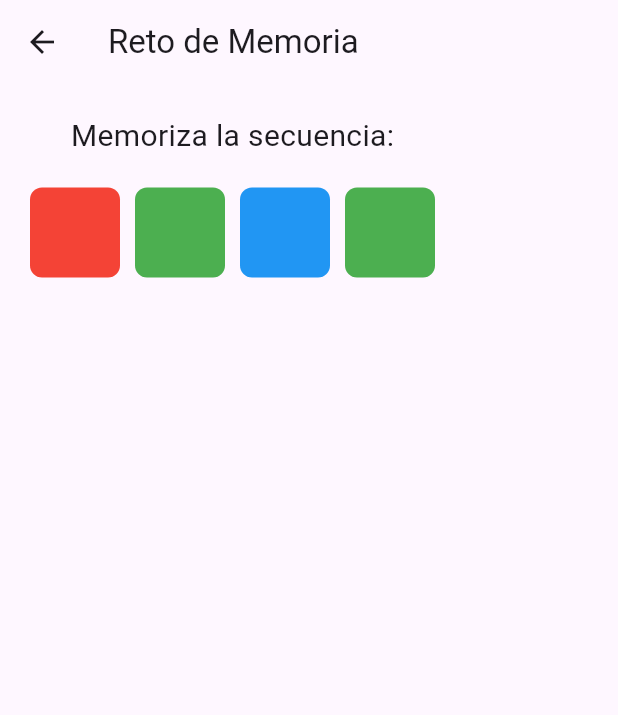
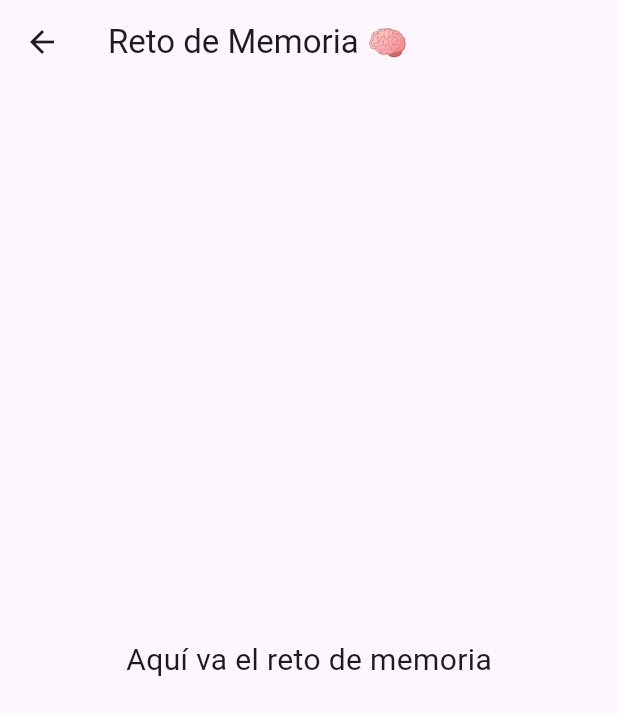
Before and after one commit to luismiquel/Cerebrix, a Flutter app: the MemoryChallengeScreen screen opened directly, on a phone screen of 412 x 824 dp. Shown: the top 715 px of the screen. Run offline on Flutter 3.47's test engine with Material 3 defaults, Android fonts, the phone set to English and light mode, and no system bars; statements that could not run were skipped.

Commit message:
Update memory_challenge_screen.dart

```diff
--- a/lib/screens/memory_challenge_screen.dart
+++ b/lib/screens/memory_challenge_screen.dart
@@ -1,101 +1,16 @@
 import 'package:flutter/material.dart';
-import 'dart:math';
 
-class MemoryChallengeScreen extends StatefulWidget {
+class MemoryChallengeScreen extends StatelessWidget {
   const MemoryChallengeScreen({super.key});
-
-  @override
-  State<MemoryChallengeScreen> createState() => _MemoryChallengeScreenState();
-}
-
-class _MemoryChallengeScreenState extends State<MemoryChallengeScreen> {
-  final List<Color> _colors = [Colors.red, Colors.green, Colors.blue, Colors.yellow];
-  late List<Color> _sequence;
-  late List<Color> _userSelection;
-  bool _showSequence = true;
-
-  @override
-  void initState() {
-    super.initState();
-    _generateSequence();
-  }
-
-  void _generateSequence() {
-    final random = Random();
-    _sequence = List.generate(4, (_) => _colors[random.nextInt(_colors.length)]);
-    _userSelection = [];
-    _showSequence = true;
-
-    Future.delayed(const Duration(seconds: 2), () {
-      setState(() => _showSequence = false);
-    });
-  }
-
-  void _selectColor(Color color) {
-    if (_showSequence) return;
-    setState(() {
-      _userSelection.add(color);
-      if (_userSelection.length == _sequence.length) {
-        final isCorrect = _userSelection.join() == _sequence.join();
-        _showResult(isCorrect);
-      }
-    });
-  }
-
-  void _showResult(bool correct) {
-    showDialog(
-      context: context,
-      builder: (_) => AlertDialog(
-        title: Text(correct ? '¡Correcto!' : 'Incorrecto'),
-        content: Text(correct
-            ? '¡Buena memoria! Has repetido la secuencia correctamente.'
-            : 'La secuencia no es correcta. Intenta de nuevo.'),
-        actions: [
-          TextButton(
-            onPressed: () {
-              Navigator.of(context).pop();
-              _generateSequence();
-              setState(() {});
-            },
-            child: const Text('Reintentar'),
-          ),
-        ],
-      ),
-    );
-  }
 
   @override
   Widget build(BuildContext context) {
     return Scaffold(
-      appBar: AppBar(title: const Text('Reto de Memoria')),
-      body: Padding(
-        padding: const EdgeInsets.all(20),
-        child: Column(
-          children: [
-            Text(
-              _showSequence ? 'Memoriza la secuencia:' : 'Repite la secuencia:',
-              style: const TextStyle(fontSize: 20),
-            ),
-            const SizedBox(height: 20),
-            Wrap(
-              spacing: 10,
-              children: (_showSequence ? _sequence : _colors)
-                  .map(
-                    (color) => GestureDetector(
-                      onTap: () => _selectColor(color),
-                      child: Container(
-                        width: 60,
-                        height: 60,
-                        decoration: BoxDecoration(
-                          color: color,
-                          borderRadius: BorderRadius.circular(8),
-                        ),
-                      ),
-                    ),
-                  )
-                  .toList(),
-            ),
-          ],
+      appBar: AppBar(title: const Text('Reto de Memoria 🧠')),
+      body: const Center(
+        child: Text(
+          'Aquí va el reto de memoria',
+          style: TextStyle(fontSize: 20),
         ),
       ),
     );
```
